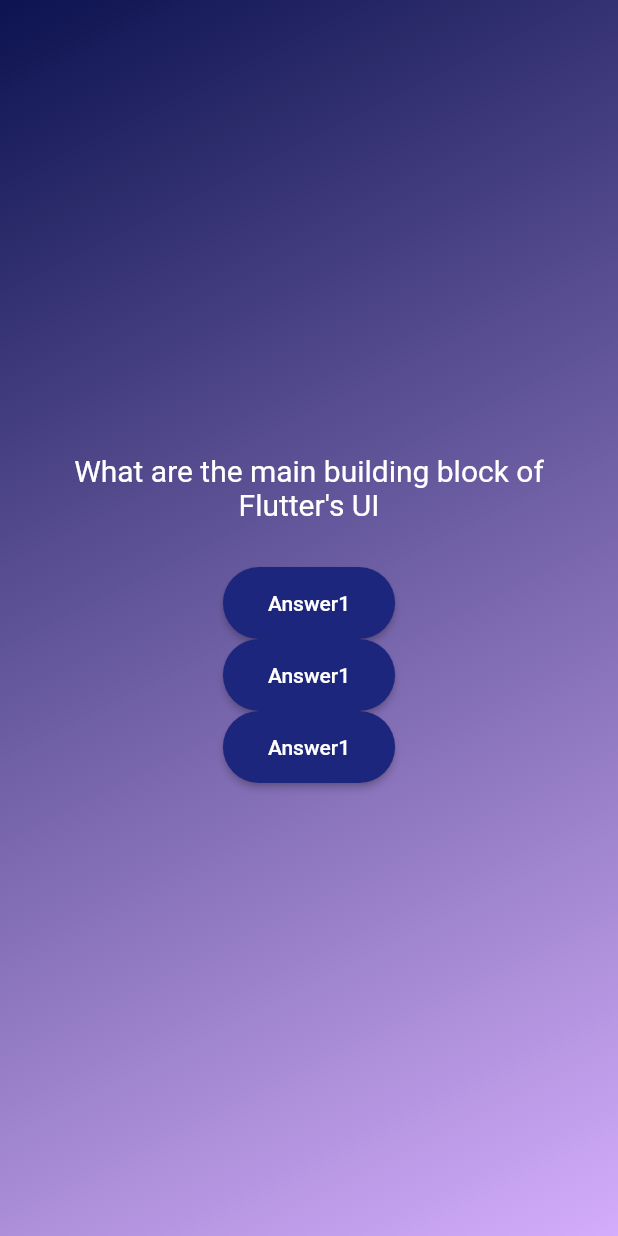
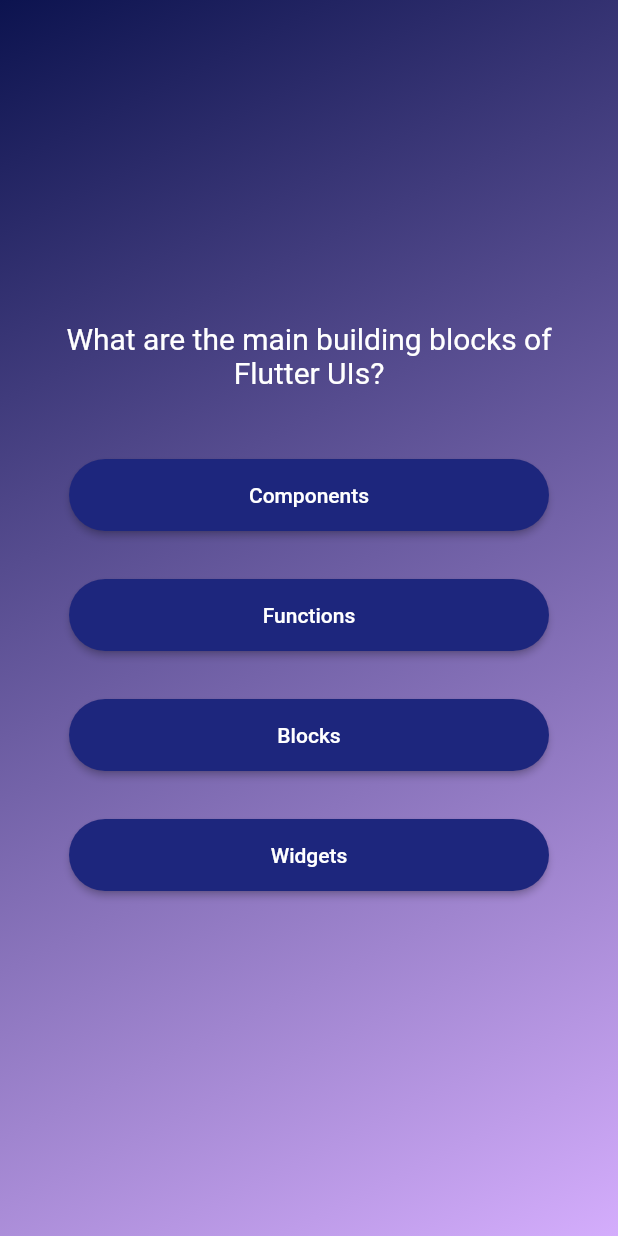
Before and after one commit to elianaferreira/quiz_app, a Flutter app: the screen it shows after launch, after a tap on "Start Quiz", on a phone screen of 412 x 824 dp. Run offline on Flutter 3.47's test engine with Material 2 defaults, Android fonts, the phone set to English and light mode, and no system bars.

Commit message:
shuffle the answers, minor styling changes

```diff
--- a/lib/components/rounded_button.dart
+++ b/lib/components/rounded_button.dart
@@ -10,7 +10,10 @@ class RoundedButton extends StatelessWidget {
 
   @override
   Widget build(BuildContext context) {
-    return ElevatedButton(
+    return Padding(
+      padding: const EdgeInsets.symmetric(
+          vertical: Dimens.padding, horizontal: Dimens.paddingXXL),
+      child: ElevatedButton(
         onPressed: onPressAction,
         style: ElevatedButton.styleFrom(
           padding: const EdgeInsets.symmetric(
@@ -19,13 +22,15 @@ class RoundedButton extends StatelessWidget {
           backgroundColor: const Color(QuizColors.accent),
           shape: RoundedRectangleBorder(
             borderRadius: BorderRadius.circular(Dimens.corderRadius),
-          )),
+          ),
+        ),
         child: Text(
           label,
           style: const TextStyle(
             fontSize: Dimens.answerButtonText,
           ),
         ),
+      ),
     );
   }
 }
--- a/lib/models/quiz_question.dart
+++ b/lib/models/quiz_question.dart
@@ -2,5 +2,11 @@ class QuizQuestion {
   const QuizQuestion(this.text, this.answers);
 
   final String text;
-  final List<String> answers;
+  final List<String> answers; //thi correct answer must be the first option
+
+  List<String> getShuffledAnswers() {
+    final shuffledList = List.of(answers);
+    shuffledList.shuffle();
+    return shuffledList;
+  }
 }
--- a/lib/screens/questions_screen.dart
+++ b/lib/screens/questions_screen.dart
@@ -2,6 +2,7 @@ import 'package:flutter/material.dart';
 import 'package:quiz_app/components/rounded_button.dart';
 import 'package:quiz_app/constants/dimens.dart';
 import 'package:quiz_app/constants/quiz_colors.dart';
+import 'package:quiz_app/data/questions.dart';
 
 class QuestionsScreen extends StatefulWidget {
   const QuestionsScreen({super.key});
@@ -13,15 +14,17 @@ class QuestionsScreen extends StatefulWidget {
 }
 
 class _QuestionsScreenState extends State<QuestionsScreen> {
+  var currentQuestions = questions[0];
   @override
   Widget build(BuildContext context) {
     return SizedBox(
       child: Column(
         mainAxisAlignment: MainAxisAlignment.center,
+        crossAxisAlignment: CrossAxisAlignment.stretch,
         children: [
-          const Text(
-            "What are the main building block of Flutter's UI",
-            style: TextStyle(
+          Text(
+            currentQuestions.text,
+            style: const TextStyle(
                 color: Color(QuizColors.onPrimaryColor),
                 fontSize: Dimens.subtitle),
             textAlign: TextAlign.center,
@@ -29,9 +32,11 @@ class _QuestionsScreenState extends State<QuestionsScreen> {
           const SizedBox(
             height: Dimens.paddingXXL,
           ),
-          RoundedButton("Answer1", () {}),
-          RoundedButton("Answer1", () {}),
-          RoundedButton("Answer1", () {}),
+          ...currentQuestions.getShuffledAnswers().map(
+            (answer) {
+              return RoundedButton(answer, () {});
+            },
+          ),
         ],
       ),
     );
```
Lines whose indentation alone changed are shown as unchanged.
